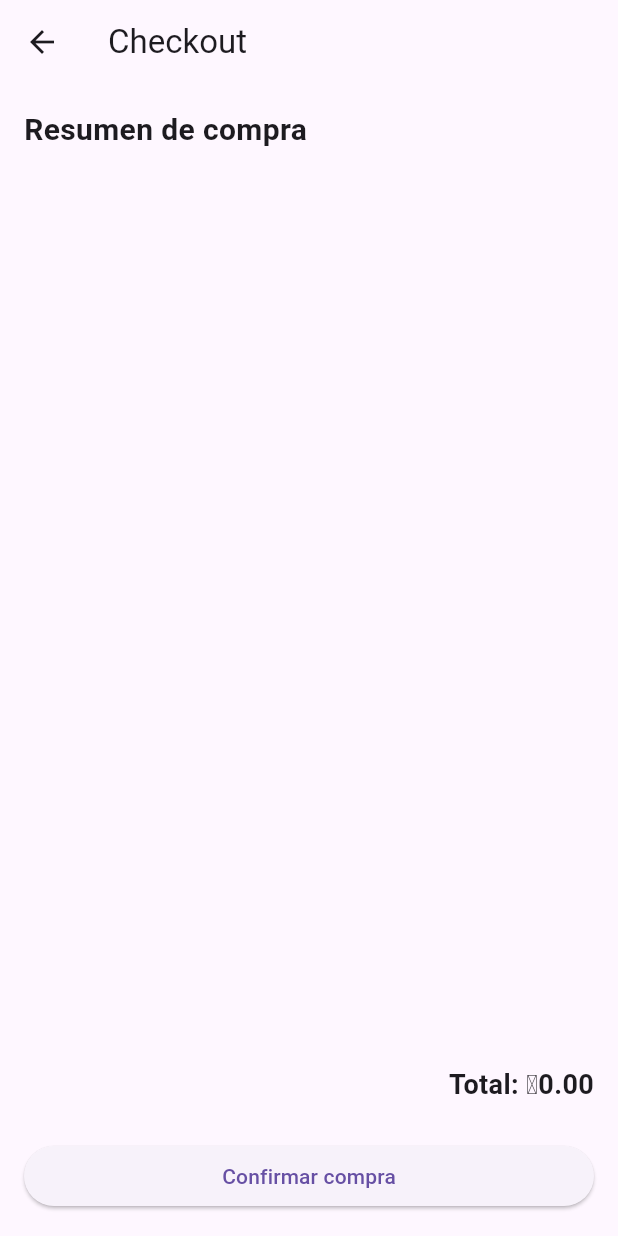
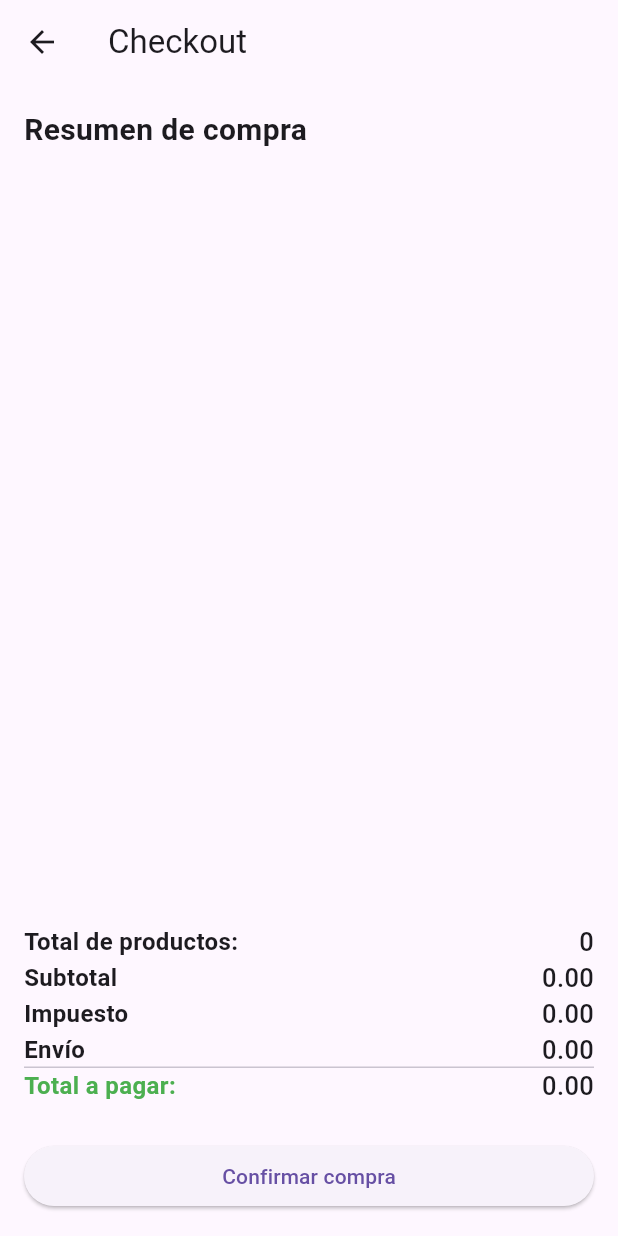
Before and after one commit to Abrahan-Eagle/zonix-eats-front, a Flutter app: the CheckoutPage screen opened directly, on a phone screen of 412 x 824 dp. Run offline on Flutter 3.47's test engine with Material 3 defaults, Android fonts, the phone set to English and light mode, and no system bars; our stand-ins replace flutter_dotenv, flutter_native_splash, flutter_secure_storage, flutter_svg, geolocator, google_fonts and 10 more; missing offline and left inert: about, google_mlkit_document_scanner, google_mlkit_face_detection, mobile_scanner; accounts and stored records are empty; statements that could not run were skipped.

```diff
--- a/lib/features/screens/checkout_page.dart
+++ b/lib/features/screens/checkout_page.dart
@@ -44,6 +44,12 @@ class _CheckoutPageState extends State<CheckoutPage> {
   @override
   Widget build(BuildContext context) {
     final cartService = Provider.of<CartService>(context);
+    final cartItems = cartService.items;
+    final totalItems = cartItems.fold<int>(0, (sum, item) => sum + item.quantity);
+    final subtotal = cartItems.fold<double>(0, (sum, item) => sum + (item.precio ?? 0) * item.quantity);
+    final tax = subtotal * 0.05; // ejemplo: 5% de impuestos
+    final delivery = 0.0;
+    final totalPayment = subtotal + tax + delivery;
     return Scaffold(
       appBar: AppBar(title: const Text('Checkout')),
       body: Padding(
@@ -89,16 +95,51 @@ class _CheckoutPageState extends State<CheckoutPage> {
                 )).toList(),
               ),
             ),
-            // Mostrar el total
+            // Resumen de orden moderno
             Padding(
               padding: const EdgeInsets.symmetric(vertical: 8.0),
-              child: Row(
-                mainAxisAlignment: MainAxisAlignment.end,
+              child: Column(
                 children: [
-                  const Text('Total: ', style: TextStyle(fontWeight: FontWeight.bold, fontSize: 18)),
-                  Text(
-                    '₡${cartService.items.fold<double>(0, (sum, item) => sum + (item.precio ?? 0) * item.quantity).toStringAsFixed(2)}',
-                    style: const TextStyle(fontWeight: FontWeight.bold, fontSize: 18),
+                  Row(
+                    children: [
+                      const Expanded(
+                        child: Text('Total de productos:', style: TextStyle(fontSize: 16, fontWeight: FontWeight.w600)),
+                      ),
+                      Text('$totalItems', style: const TextStyle(fontSize: 17, fontWeight: FontWeight.w500)),
+                    ],
+                  ),
+                  Row(
+                    children: [
+                      const Expanded(
+                        child: Text('Subtotal', style: TextStyle(fontSize: 16, fontWeight: FontWeight.w600)),
+                      ),
+                      Text(subtotal.toStringAsFixed(2), style: const TextStyle(fontSize: 17, fontWeight: FontWeight.w500)),
+                    ],
+                  ),
+                  Row(
+                    children: [
+                      const Expanded(
+                        child: Text('Impuesto', style: TextStyle(fontSize: 16, fontWeight: FontWeight.w600)),
+                      ),
+                      Text(tax.toStringAsFixed(2), style: const TextStyle(fontSize: 17, fontWeight: FontWeight.w500)),
+                    ],
+                  ),
+                  Row(
+                    children: [
+                      const Expanded(
+                        child: Text('Envío', style: TextStyle(fontSize: 16, fontWeight: FontWeight.w600)),
+                      ),
+                      Text(delivery.toStringAsFixed(2), style: const TextStyle(fontSize: 17, fontWeight: FontWeight.w500)),
+                    ],
+                  ),
+                  const Divider(height: 0.1, thickness: 1),
+                  Row(
+                    children: [
+                      const Expanded(
+                        child: Text('Total a pagar:', style: TextStyle(fontSize: 16, fontWeight: FontWeight.w600, color: Colors.green)),
+                      ),
+                      Text(totalPayment.toStringAsFixed(2), style: const TextStyle(fontSize: 17, fontWeight: FontWeight.w500)),
+                    ],
                   ),
                 ],
               ),
```
